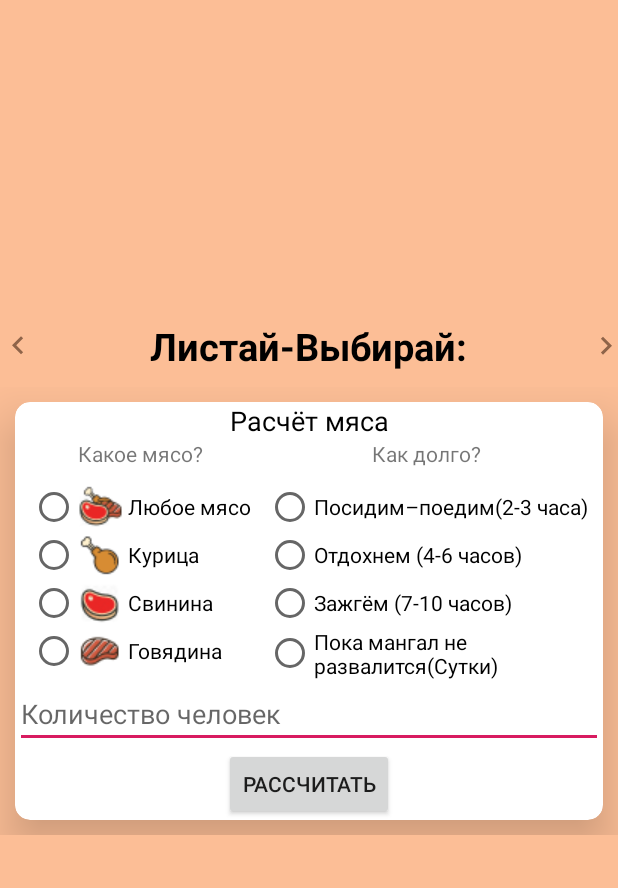
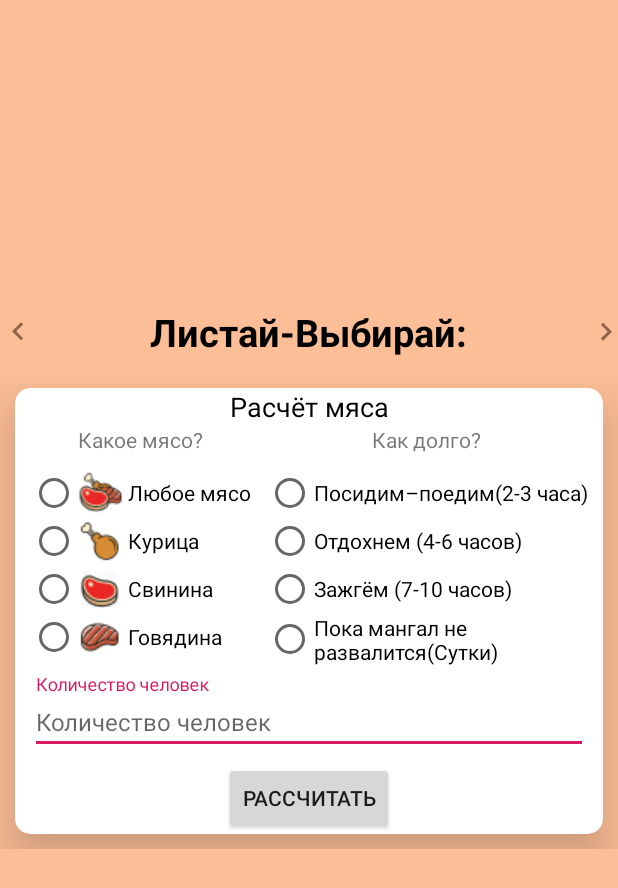
Before and after one commit to toffeantyri/MeatAlcoholCalculator, an Android app: the screen it shows after launch (MainActivity), on a phone screen of 412 x 824 dp. Shown: the top 888 px of the screen. Run offline under Robolectric (Android 15) with nearby library versions, the phone set to English and light mode, and no system bars; libraries missing offline, so code that uses them is left out: com.yandex.mobile; plain views replace BannerAdView; 6 statements that could not run were skipped.

Commit message:
0.27 Создаем обьекты для заполнения рециклера

```diff
--- a/app/src/main/java/ru/calcs/meatcalculator/adapters/TopAdapter.kt
+++ b/app/src/main/java/ru/calcs/meatcalculator/adapters/TopAdapter.kt
@@ -6,10 +6,14 @@ import android.view.View
 import android.view.ViewGroup
 import android.widget.Button
 import android.widget.EditText
+import android.widget.RadioButton
+import android.widget.TextView
 import androidx.coordinatorlayout.widget.CoordinatorLayout
 import androidx.lifecycle.LiveData
 import androidx.recyclerview.widget.RecyclerView
 import com.google.android.material.bottomsheet.BottomSheetBehavior
+import com.google.android.material.textfield.TextInputEditText
+import com.google.android.material.textview.MaterialTextView
 import ru.calcs.meatcalculator.MainActivity
 import ru.calcs.meatcalculator.OwnerInterface
 import ru.calcs.meatcalculator.R
@@ -22,8 +26,19 @@ class TopAdapter(dataModel: DataModelView) :
     val list: ArrayList<String> = arrayListOf()
 
     inner class TopHolder(itemView: View) : RecyclerView.ViewHolder(itemView) {
-        val edText = itemView.findViewById<EditText>(R.id.et_test)
-        val btn = itemView.findViewById<Button>(R.id.btn_test_get)
+        val title = itemView.findViewById<TextView>(R.id.main_title)
+        val edText = itemView.findViewById<TextInputEditText>(R.id.ed_ppl_count)
+        val btn = itemView.findViewById<Button>(R.id.btn_get_measure)
+        val column1_title = itemView.findViewById<TextView>(R.id.left_radio_title)
+        val c1_r1 = itemView.findViewById<RadioButton>(R.id.l_radio_1)
+        val c1_r2 = itemView.findViewById<RadioButton>(R.id.l_radio_2)
+        val c1_r3 = itemView.findViewById<RadioButton>(R.id.l_radio_3)
+        val c1_r4 = itemView.findViewById<RadioButton>(R.id.l_radio_4)
+        val column2_title = itemView.findViewById<TextView>(R.id.right_radio_title)
+        val c2_r1 = itemView.findViewById<RadioButton>(R.id.r_radio_1)
+        val c2_r2 = itemView.findViewById<RadioButton>(R.id.r_radio_2)
+        val c2_r3 = itemView.findViewById<RadioButton>(R.id.r_radio_3)
+        val c2_r4 = itemView.findViewById<RadioButton>(R.id.r_radio_4)
 
         fun bindView(position: Int) {
 
--- a/app/src/main/res/layout/fragment_bottom_sheet.xml
+++ b/app/src/main/res/layout/fragment_bottom_sheet.xml
@@ -5,11 +5,6 @@
     android:layout_height="match_parent"
     tools:context=".BottomSheetFragment">
 
-    <TextView
-        android:layout_width="match_parent"
-        android:layout_height="match_parent"
-        android:text="@string/hello_blank_fragment" />
-
     <ImageView
         android:layout_width="match_parent"
         android:layout_height="match_parent"
--- a/app/src/main/res/layout/rc_top_shablon.xml
+++ b/app/src/main/res/layout/rc_top_shablon.xml
@@ -17,24 +17,24 @@
 
         <LinearLayout
             android:layout_width="match_parent"
-            android:layout_height="wrap_content"
+            android:layout_height="match_parent"
             android:orientation="vertical">
 
             <TextView
                 android:id="@+id/main_title"
                 android:layout_width="match_parent"
                 android:layout_height="wrap_content"
-                android:text="Расчёт мяса"
-                android:textSize="18sp"
+                android:gravity="center_horizontal"
+                android:text="@string/title_item_rctop"
                 android:textColor="@color/black"
-                android:gravity="center_horizontal"/>
+                android:textSize="18sp" />
 
             <LinearLayout
                 android:layout_width="wrap_content"
                 android:layout_height="wrap_content"
                 android:orientation="horizontal"
-                android:paddingStart="10dp"
-                >
+                android:paddingStart="10dp">
+
                 <RadioGroup
                     android:layout_width="wrap_content"
                     android:layout_height="wrap_content"
@@ -44,36 +44,36 @@
                         android:id="@+id/left_radio_title"
                         android:layout_width="wrap_content"
                         android:layout_height="wrap_content"
-                        android:text="Какое мясо?"
                         android:layout_gravity="center_horizontal"
-                        android:layout_marginBottom="10dp"/>
+                        android:layout_marginBottom="10dp"
+                        android:text="@string/title_column1" />
 
                     <RadioButton
                         android:id="@+id/l_radio_1"
                         android:layout_width="wrap_content"
                         android:layout_height="wrap_content"
                         android:drawableStart="@drawable/meatall"
-                        android:text="@string/all_meat"/>
+                        android:text="@string/all_meat" />
 
                     <RadioButton
                         android:id="@+id/l_radio_2"
                         android:layout_width="wrap_content"
                         android:layout_height="wrap_content"
-                        android:text="@string/chicken"
-                        android:drawableStart="@drawable/chicken1"/>
+                        android:drawableStart="@drawable/chicken1"
+                        android:text="@string/chicken" />
 
                     <RadioButton
                         android:id="@+id/l_radio_3"
                         android:layout_width="wrap_content"
                         android:layout_height="wrap_content"
-                        android:text="@string/pig"
-                        android:drawableStart="@drawable/pig1"/>
+                        android:drawableStart="@drawable/pig1"
+                        android:text="@string/pig" />
 
                     <RadioButton
                         android:id="@+id/l_radio_4"
-                        android:drawableStart="@drawable/muu1"
                         android:layout_width="wrap_content"
                         android:layout_height="wrap_content"
+                        android:drawableStart="@drawable/muu1"
                         android:text="@string/muu" />
                 </RadioGroup>
 
@@ -86,16 +86,15 @@
                         android:id="@+id/right_radio_title"
                         android:layout_width="wrap_content"
                         android:layout_height="wrap_content"
-                        android:text="Как долго?"
                         android:layout_gravity="center_horizontal"
-                        android:layout_marginBottom="10dp"/>
+                        android:layout_marginBottom="10dp"
+                        android:text="@string/title_column2" />
 
                     <RadioButton
                         android:id="@+id/r_radio_1"
                         android:layout_width="wrap_content"
                         android:layout_height="wrap_content"
-                        android:text="@string/time_low"
-                        />
+                        android:text="@string/time_low" />
 
                     <RadioButton
                         android:id="@+id/r_radio_2"
@@ -117,19 +116,31 @@
                 </RadioGroup>
 
             </LinearLayout>
-            <EditText
-                android:id="@+id/et_test"
+            <com.google.android.material.textfield.TextInputLayout
+                android:id="@+id/ed_layout"
                 android:layout_width="match_parent"
                 android:layout_height="wrap_content"
-                android:hint="@string/people_count" />
+                android:gravity="center"
+                android:hint="@string/people_count"
+                android:layout_marginHorizontal="10dp"
+                android:layout_marginVertical="5dp">
+            <com.google.android.material.textfield.TextInputEditText
+                android:id="@+id/ed_ppl_count"
+                android:layout_width="match_parent"
+                android:layout_height="wrap_content"
+                android:hint="@string/people_count"
+                android:inputType="number"
+                android:textSize="16sp"
 
+                />
+            </com.google.android.material.textfield.TextInputLayout>
             <Button
-                android:id="@+id/btn_test_get"
+                android:id="@+id/btn_get_measure"
                 android:layout_width="wrap_content"
                 android:layout_height="wrap_content"
+                android:layout_gravity="center_horizontal"
                 android:foregroundGravity="center_horizontal"
-                android:text="@string/measuring_btn"
-                android:layout_gravity="center_horizontal"/>
+                android:text="@string/measuring_btn" />
         </LinearLayout>
 
 
--- a/app/src/main/res/values/strings.xml
+++ b/app/src/main/res/values/strings.xml
@@ -9,21 +9,35 @@
     <string name="main_title_text_choose">Листай-Выбирай:</string>
     <string name="measuring_btn">Рассчитать</string>
 
+    <string name="title_item_rctop">Расчёт мяса</string>
+    <string name="title_item_rctop_alco">Расчёт алкоголя</string>
+
+    <string name="title_column1">Какое мясо?</string>
     <string name="all_meat">\ Любое мясо</string>
     <string name="chicken">\ Курица</string>
     <string name="pig">\ Свинина</string>
     <string name="muu">\ Говядина</string>
 
+    <string name="title_column1_alco">Какое Алкоголь?</string>
+    <string name="all_alco">\ Любой</string>
+    <string name="bear">\ Пиво</string>
+    <string name="vine">\ Вино - Шампанское</string>
+    <string name="vodka">\ Крепкие напитки</string>
+
+    <string name="title_column2">Как долго?</string>
     <string name="time_low">Посидим–поедим(2-3 часа)</string>
     <string name="time_med">Отдохнем (4-6 часов)</string>
     <string name="time_max">Зажгём (7-10 часов)</string>
     <string name="time_over">Пока мангал не развалится(Сутки)</string>
 
+    <string name="title_column2_alco">Уровень опьянения?</string>
+    <string name="alco_low">Посидеть поговорить</string>
+    <string name="alco_med">Выпить потанцевать</string>
+    <string name="alco_max">Напиться и пошуметь</string>
+    <string name="alco_over">Очнуться только завтра</string>
+
     <string name="people_count">Количество человек</string>
 
 
 
-
-    <!-- TODO: Remove or change this placeholder text -->
-    <string name="hello_blank_fragment">Hello blank fragment</string>
 </resources>
```
Also changed, not shown: app/src/main/java/ru/calcs/meatcalculator/MainActivity.kt (+55 -0 lines), app/src/main/java/ru/calcs/meatcalculator/adapters/ShablonDataList.kt (added, +26 -0 lines), app/src/main/res/drawable/cognac.png (added), app/src/main/res/drawable/vine.png (renamed from app/src/main/res/drawable/vodka1.png).
